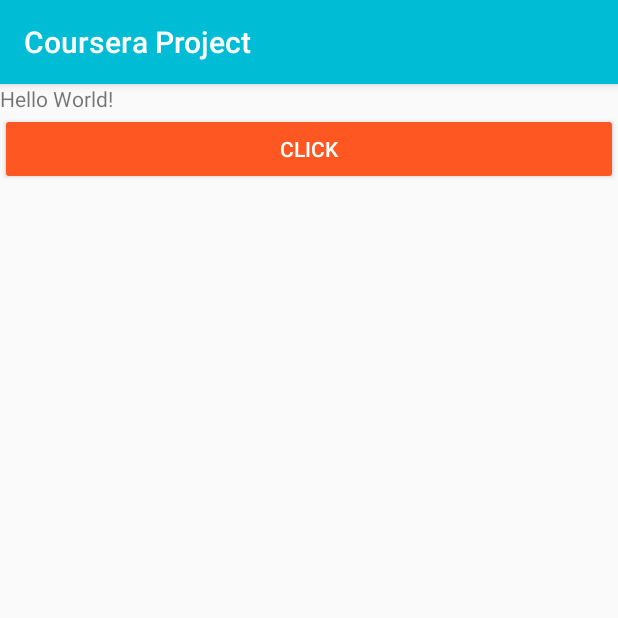
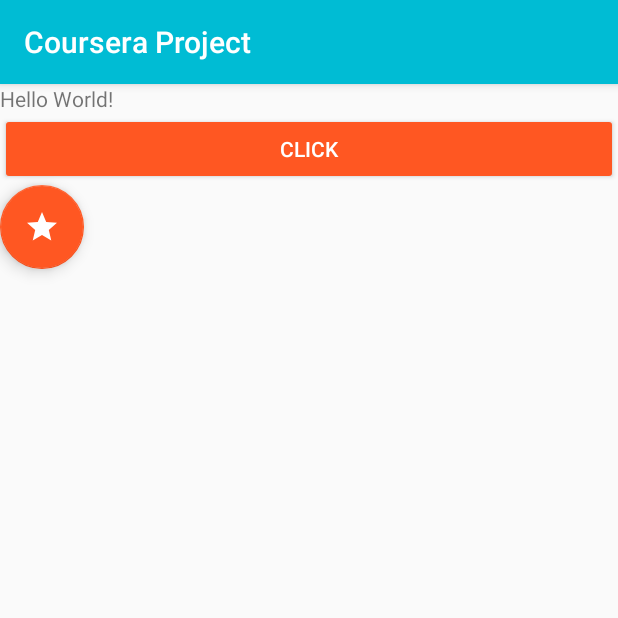
Before and after one commit to Rod20/courseraAndroidProject, an Android app: the screen it shows after launch (MainActivity), on a phone screen of 412 x 824 dp, the top half of it. Run offline under Robolectric (Android 15) with nearby library versions, the phone set to English and light mode, and no system bars.

Commit message:
Add FloatingActionButton

```diff
--- a/app/src/main/java/com/courseraproject/app/MainActivity.java
+++ b/app/src/main/java/com/courseraproject/app/MainActivity.java
@@ -2,6 +2,9 @@ package com.courseraproject.app;
 
 import androidx.appcompat.app.AppCompatActivity;
 import android.os.Bundle;
+import android.view.View;
+
+import com.google.android.material.floatingactionbutton.FloatingActionButton;
 
 public class MainActivity extends AppCompatActivity {
 
@@ -9,5 +12,16 @@ public class MainActivity extends AppCompatActivity {
     protected void onCreate(Bundle savedInstanceState) {
         super.onCreate(savedInstanceState);
         setContentView(R.layout.activity_main);
+        agregarFab();
+    }
+
+    public void agregarFab(){
+        FloatingActionButton miFav = findViewById(R.id.fabMyFab);
+        miFav.setOnClickListener(new View.OnClickListener() {
+            @Override
+            public void onClick(View v) {
+
+            }
+        });
     }
 }
--- /dev/null
+++ b/app/src/main/res/drawable/ic_star.xml
@@ -0,0 +1,5 @@
+<vector android:height="24dp" android:tint="#FFFFFF"
+    android:viewportHeight="24.0" android:viewportWidth="24.0"
+    android:width="24dp" xmlns:android="http://schemas.android.com/apk/res/android">
+    <path android:fillColor="#FF000000" android:pathData="M12,17.27L18.18,21l-1.64,-7.03L22,9.24l-7.19,-0.61L12,2 9.19,8.63 2,9.24l5.46,4.73L5.82,21z"/>
+</vector>
--- a/app/src/main/res/layout/activity_main.xml
+++ b/app/src/main/res/layout/activity_main.xml
@@ -22,4 +22,12 @@
         android:theme="@style/MyButtonRaised"
         />
 
+    <com.google.android.material.floatingactionbutton.FloatingActionButton
+        android:layout_width="wrap_content"
+        android:layout_height="wrap_content"
+        android:src="@drawable/ic_star"
+        android:layout_below="@id/btnMyButton"
+        android:id="@+id/fabMyFab"
+        />
+
 </RelativeLayout>
```
Also changed, not shown: app/build.gradle (+5 -3 lines), 1 other file.
